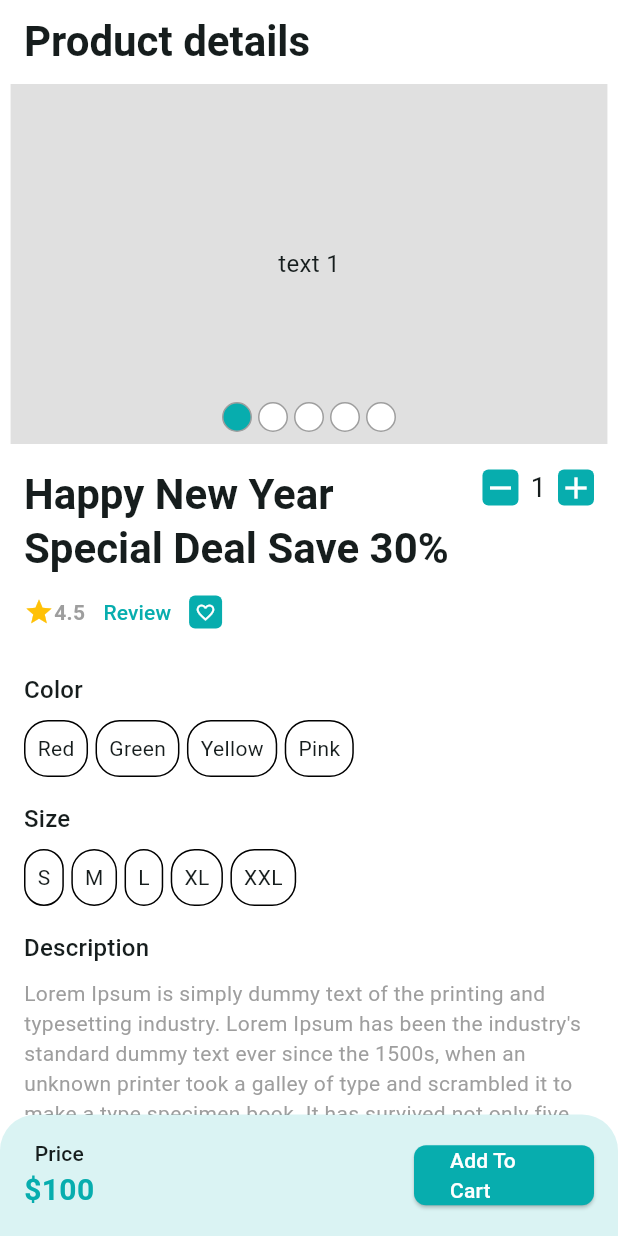
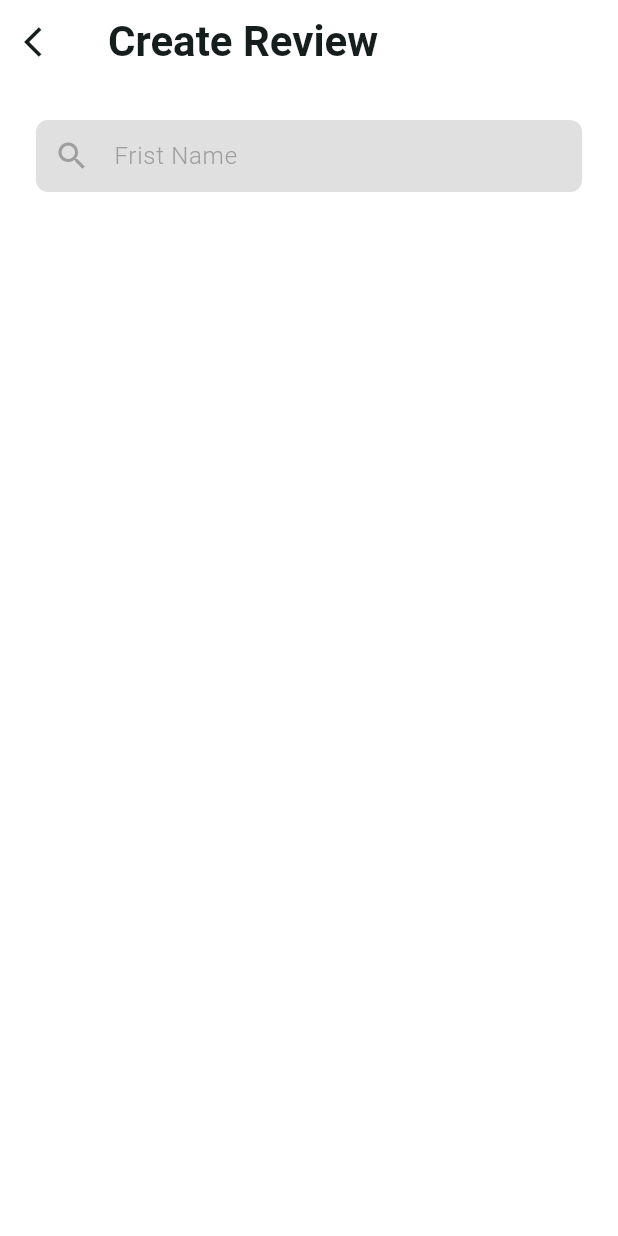
Before and after one commit to farzidahmed/craftyBay, a Flutter app: the ProductDetailsScreen screen opened directly with empty values, after a tap on "Review", on a phone screen of 412 x 824 dp. Run offline on Flutter 3.47's test engine with Material 3 defaults, Android fonts, the phone set to English and light mode, and no system bars; drawn by our look-alikes of carousel_slider; our stand-ins replace email_validator, flutter_svg, get, pin_code_fields.

Commit message:
crafty full screen ui

```diff
--- a/lib/app/app.dart
+++ b/lib/app/app.dart
@@ -6,6 +6,7 @@ import 'package:craftybay/features/auth/ui/screens/otp_verification_screen.dart'
 import 'package:craftybay/features/auth/ui/screens/splash_screen.dart';
 import 'package:craftybay/features/common/ui/screens/main_bottom_nav_screen.dart';
 import 'package:craftybay/features/product/ui/screens/product_details_screen.dart';
+import 'package:craftybay/features/review/ui/screen/add_review_screen.dart';
 import 'package:craftybay/features/wishlist/ui/screen/wishlist_screen.dart';
 import 'package:flutter/material.dart';
 import 'package:get/get.dart';
@@ -50,7 +51,10 @@ class CraftyBay extends StatelessWidget {
           int productId= settings.arguments as int;
           widget =ProductDetailsScreen( productId: productId,);
         }
-          return MaterialPageRoute(builder: (context){
+        else if(settings.name==AddReviewScreen.name){
+          widget=const AddReviewScreen();
+        }
+        return MaterialPageRoute(builder: (context){
             return widget;
           });
       },
--- a/lib/features/product/ui/screens/product_details_screen.dart
+++ b/lib/features/product/ui/screens/product_details_screen.dart
@@ -1,6 +1,7 @@
 import 'package:craftybay/app/app_colors.dart';
 import 'package:craftybay/features/product/widgets/color_picker_widget.dart';
 import 'package:craftybay/features/product/widgets/product_Qantity_inc_Dec_button.dart';
+import 'package:craftybay/features/review/ui/screen/add_review_screen.dart';
 import 'package:flutter/material.dart';
 
 import '../../widgets/home_carousel_slider.dart';
@@ -111,7 +112,10 @@ class _ProductDetailsScreenState extends State<ProductDetailsScreen> {
                 ),
               ]),
               TextButton(
-                onPressed: () {},
+                onPressed: () {
+                  print('tap this button');
+                  Navigator.pushNamed(context, AddReviewScreen.name);
+                },
                 child: const Text("Review"),
               ),
               _buildFavIcon()
--- /dev/null
+++ b/lib/features/review/ui/screen/add_review_screen.dart
@@ -0,0 +1,41 @@
+import 'package:craftybay/features/common/ui/controllers/main_bottom_nav_controller.dart';
+import 'package:flutter/material.dart';
+import 'package:get/get.dart';
+
+import '../../widgets/search_bar.dart';
+
+class AddReviewScreen extends StatefulWidget {
+  const AddReviewScreen({super.key});
+  static const String name='/add-review-screen';
+  @override
+  State<AddReviewScreen> createState() => _AddReviewScreenState();
+}
+
+class _AddReviewScreenState extends State<AddReviewScreen> {
+  TextEditingController firstnameController=TextEditingController();
+  @override
+  Widget build(BuildContext context) {
+    return  PopScope(
+      canPop: true,
+      onPopInvokedWithResult: (_,__)=>_onpop,
+      child: Scaffold(
+        appBar: AppBar(
+          title: Text('Create Review'),
+          leading: IconButton(onPressed: ()=>_onpop,
+              icon: Icon(Icons.arrow_back_ios)),
+        ),
+        body: Column(
+          children: [
+            Padding(
+              padding: const EdgeInsets.all(24),
+              child: Searchbar(controller:firstnameController ,),
+            )
+          ],
+        ),
+      ),
+    );
+  }
+  void _onpop() {
+    Get.find<MainBottomNavController>().backto();
+  }
+}
--- /dev/null
+++ b/lib/features/review/widgets/search_bar.dart
@@ -0,0 +1,31 @@
+import 'package:flutter/material.dart';
+
+class Searchbar extends StatelessWidget {
+  const Searchbar({
+    super.key, required this.controller,
+  });
+  final TextEditingController controller;
+  @override
+  Widget build(BuildContext context) {
+    return TextField(
+      controller: controller,
+      decoration: InputDecoration(
+          contentPadding: const EdgeInsets.symmetric(horizontal: 16,vertical: 8),
+          enabledBorder: const OutlineInputBorder(borderRadius: BorderRadius.all(Radius.circular(8)),
+            borderSide: BorderSide.none,
+          ),
+          border: const OutlineInputBorder(
+            borderSide: BorderSide.none,
+          ),
+          focusedBorder: const OutlineInputBorder(
+            borderSide: BorderSide.none,
+          ),
+          hintText: "Frist Name",
+          prefixIcon: Icon(Icons.search,color: Colors.grey,),
+
+          fillColor: Colors.grey.shade300,
+          filled: true
+      ),
+    );
+  }
+}
```
